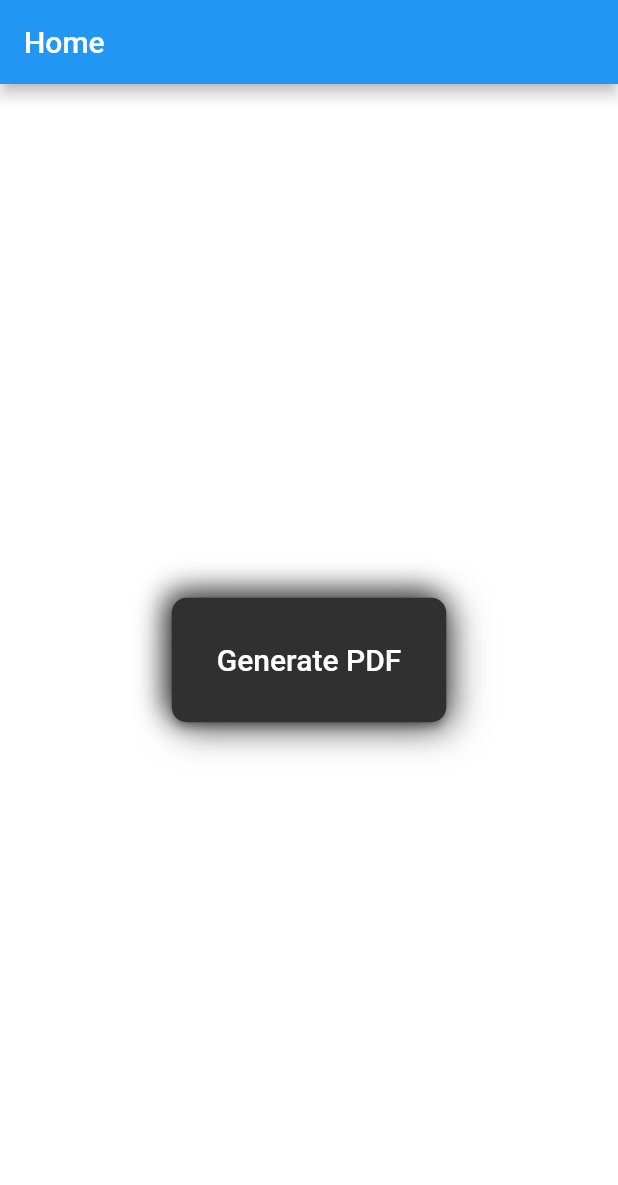
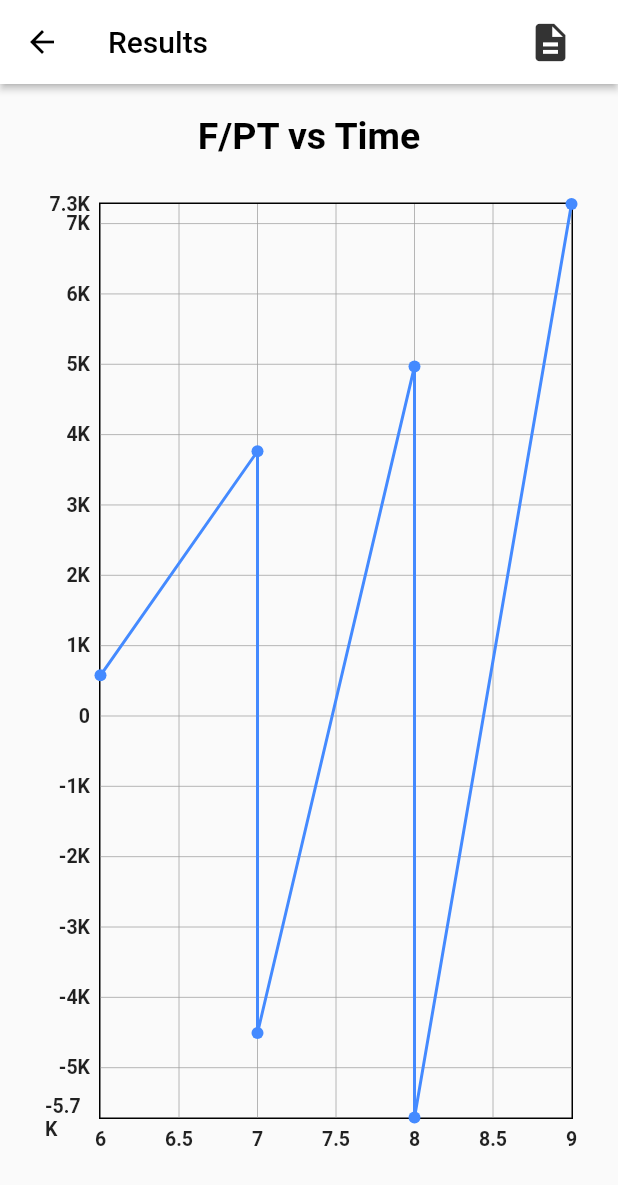
Before and after one commit to bhpy247/dashboard_functionality_tester, a Flutter app: the screen it shows after launch, after a tap on "Generate PDF", on a phone screen of 412 x 824 dp. Shown: the top 1185 px of the screen. Run offline on Flutter 3.47's test engine with Material 2 defaults, Android fonts, the phone set to English and light mode, and no system bars; drawn by our look-alikes of fl_chart, screenshot; our stand-ins replace pdf; missing offline and left inert: flutter_libserialport.

Commit message:
pdf first two page done and graph done

```diff
--- a/lib/main.dart
+++ b/lib/main.dart
@@ -11,6 +11,8 @@ class MyApp extends StatelessWidget {
   @override
   Widget build(BuildContext context) {
     return MaterialApp(
+      debugShowCheckedModeBanner: false,
+
       title: 'Flutter Demo',
       theme: ThemeData(
         primarySwatch: Colors.blue,
--- a/lib/model/bubblePointModel.dart
+++ b/lib/model/bubblePointModel.dart
@@ -1,4 +1,4 @@
-class bubblePointModel {
+class BubblePointModel {
   String testname = "";
   List<double> p1 = [];
   List<double> p2 = [];
@@ -26,7 +26,7 @@ class bubblePointModel {
   double samplediameter = 0.0;
   String materialclassification = "";
 
-  bubblePointModel(
+  BubblePointModel(
       {this.testname = "",
         this.p1 = const [],
         this.p2 = const [],
@@ -55,7 +55,7 @@ class bubblePointModel {
         this.materialclassification = "",
       });
 
-  bubblePointModel.fromJson(Map<String, dynamic> json) {
+  BubblePointModel.fromJson(Map<String, dynamic> json) {
     testname = json['testname'];
     p1 = json['p1'].cast<int>();
     p2 = json['p2'].cast<int>();
--- a/lib/sample_graph/graph_view_page.dart
+++ b/lib/sample_graph/graph_view_page.dart
@@ -0,0 +1,158 @@
+import 'package:dashboard_functionality_tester/model/bubblePointModel.dart';
+import 'package:fl_chart/fl_chart.dart';
+import 'package:flutter/material.dart';
+import 'package:screenshot/screenshot.dart';
+
+import '../graphs/componants/open_my_pdf.dart';
+import '../pdfs/create_sample_pdf.dart';
+
+class GraphViewPage extends StatefulWidget {
+  BubblePointModel bubblePointModel;
+  //GraphViewPage({Key? key});
+  GraphViewPage({required this.bubblePointModel});
+
+  @override
+  _GraphViewPageState createState() => _GraphViewPageState();
+}
+
+class _GraphViewPageState extends State<GraphViewPage> {
+
+  Future? getFutureData;
+  List<FlSpot> flSpotList = [];
+  ScreenshotController screenshotController = ScreenshotController();
+
+  Future<void> getFlSpots() async {
+    for(int i=0;i<widget.bubblePointModel.ans.length;i++){
+      flSpotList.add(FlSpot(widget.bubblePointModel.t[i],widget.bubblePointModel.ans[i]));
+    }
+  }
+
+  @override
+  void initState() {
+    super.initState();
+    getFutureData = getFlSpots();
+  }
+
+  @override
+  Widget build(BuildContext context) {
+    return FutureBuilder(
+      future: getFutureData,
+      builder: (BuildContext context, AsyncSnapshot snapshot){
+        if (snapshot.connectionState == ConnectionState.done) {
+          return Scaffold(
+            appBar: AppBar(
+              title: Text("Results",style: TextStyle(color: Colors.black)),
+              automaticallyImplyLeading: true,
+              elevation: 2,
+              leading: Icon(Icons.arrow_back,color: Colors.black),
+              backgroundColor: Colors.white,
+              actions: [
+                Tooltip(
+                    message: "Generate PDF",
+                    child: InkWell(
+                        onTap: ()async{
+                          final graphImage=await screenshotController.capture();
+                          final pdf = await CreateSamplePdf().generatePdf(text: "My Pdf",graphImage: graphImage!);
+                          OpenMyPdf.openFile(pdf!);
+                        },
+                        child: Icon(Icons.description,color: Colors.black.withOpacity(.8),size: 30))),
+                SizedBox(width: 30,)
+
+              ],
+            ),
+            body: Screenshot(
+              controller: screenshotController,
+              child: Container(
+                 margin: EdgeInsets.symmetric(horizontal: 20),
+                child: Column(
+                  children: [
+                    SizedBox(height: 20,),
+                    Text("F/PT vs Time",style: TextStyle(color: Colors.black,fontWeight: FontWeight.bold,fontSize: 25)),
+                    Expanded(child: Padding(
+                      padding:  EdgeInsets.symmetric(vertical: 30.0,horizontal: 10  ),
+                      child: getGraph(),
+                    )),
+                    SizedBox(height: 20,),
+                  ],
+                ),
+              ),
+            ),
+          );
+        }else{
+          return CircularProgressIndicator();
+        }
+        },
+    );
+  }
+
+  Widget getGraph(){
+    return LineChart(
+      LineChartData(
+        borderData: FlBorderData(
+          show: true,
+        ),
+        axisTitleData: FlAxisTitleData(
+          leftTitle: AxisTitle(
+            showTitle: true,
+            titleText: "F/PT",
+            textStyle: TextStyle(
+              fontSize: 30,
+              color: Colors.black
+            )
+          ),
+          bottomTitle: AxisTitle(
+            showTitle: true,
+          titleText: "Time (seconds)",
+              textStyle: TextStyle(
+                  fontSize: 30,
+                  color: Colors.black
+              )
+        )
+        ),
+          titlesData: FlTitlesData(
+            show: true,
+            bottomTitles: SideTitles(
+            //textAlign: TextAlign.start,
+            showTitles: true,
+                textAlign: TextAlign.center,
+                getTextStyles:(contex,val){
+                  return TextStyle(
+                      fontSize: 13,
+                      fontWeight: FontWeight.bold
+                  );
+
+                }
+
+
+            ),
+          leftTitles: SideTitles(
+            reservedSize: 30,
+            textAlign: TextAlign.center,
+            getTextStyles:(contex,val){
+              return TextStyle(
+                fontSize: 13,
+                fontWeight: FontWeight.bold
+              );
+
+            } ,
+            showTitles: true,
+          ),
+          rightTitles: SideTitles(
+            showTitles: false,
+          ),
+          topTitles: SideTitles(
+            showTitles: false,
+          ),
+        ),
+        lineBarsData: [
+          LineChartBarData(
+            spots: flSpotList,
+            colors: [Colors.blueAccent]
+          ),
+        ]
+      )
+
+    );
+  }
+
+}
--- a/lib/screens/homescreen.dart
+++ b/lib/screens/homescreen.dart
@@ -1,15 +1,31 @@
 import 'package:dashboard_functionality_tester/connection/connection_screen.dart';
 import 'package:dashboard_functionality_tester/graphs/screens/graph_view.dart';
 import 'package:dashboard_functionality_tester/pdfs/create_sample_pdf.dart';
+import 'package:dashboard_functionality_tester/sample_graph/graph_view_page.dart';
 import 'package:flutter/material.dart';
 
 import '../graphs/componants/open_my_pdf.dart';
+import '../model/bubblePointModel.dart';
 
-class HomeScreen extends StatelessWidget {
+class HomeScreen extends StatefulWidget {
   const HomeScreen({Key? key}) : super(key: key);
 
   @override
+  State<HomeScreen> createState() => _HomeScreenState();
+}
+
+class _HomeScreenState extends State<HomeScreen> {
+  BubblePointModel  bubblePointModel = BubblePointModel(
+      ans: [
+        578.5234966216216,3763.581428571427,-4506.393552631579,4969.262608695657,-5708.098500000003,7278.568085106381
+      ],
+      t: [
+        6.0,7.0,7.0,8.0,8.0,9.0
+      ]
+  );
+  @override
   Widget build(BuildContext context) {
+
     return Scaffold(
       backgroundColor: Colors.white,
       //Colors.grey[850]
@@ -17,14 +33,18 @@ class HomeScreen extends StatelessWidget {
       body: Center(
         child: commonButton(text: "Generate PDF",
             onTap: ()async{
-               final pdf = await CreateSamplePdf().generatePdf(text: "My Pdf");
-               OpenMyPdf.openFile(pdf!);
+
+              Navigator.push(context, MaterialPageRoute(builder: (context){
+                return GraphViewPage(
+                  bubblePointModel: bubblePointModel,
+
+                );
+              }));
             }
         ),
       ),
     );
   }
-
 
  /* Widget mainBody(context) {
     return Container(
@@ -46,7 +66,6 @@ class HomeScreen extends StatelessWidget {
       ),
     );
   }*/
-
   Widget commonButton({Function()? onTap, String text = ""}){
     return Container(
       decoration: BoxDecoration(
@@ -76,5 +95,4 @@ class HomeScreen extends StatelessWidget {
       ),
     );
   }
-
 }
```
Also changed, not shown: lib/pdfs/create_sample_pdf.dart (+177 -17 lines), lib/pdfs/pdf_colors.dart (added, +7 -0 lines).
